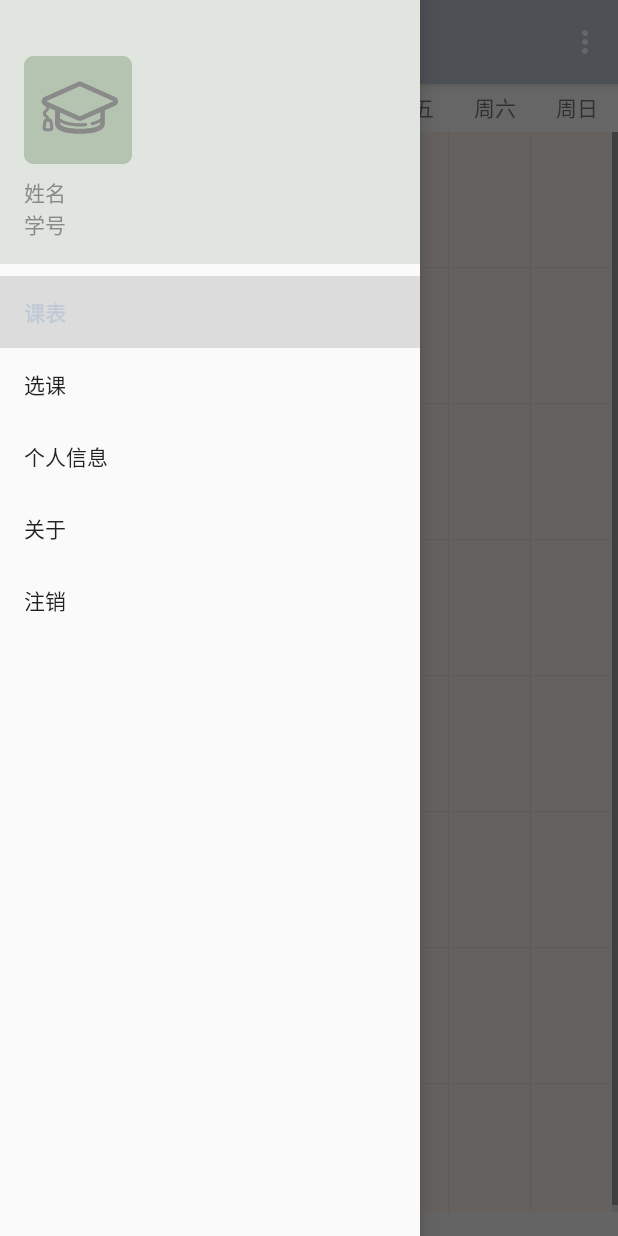
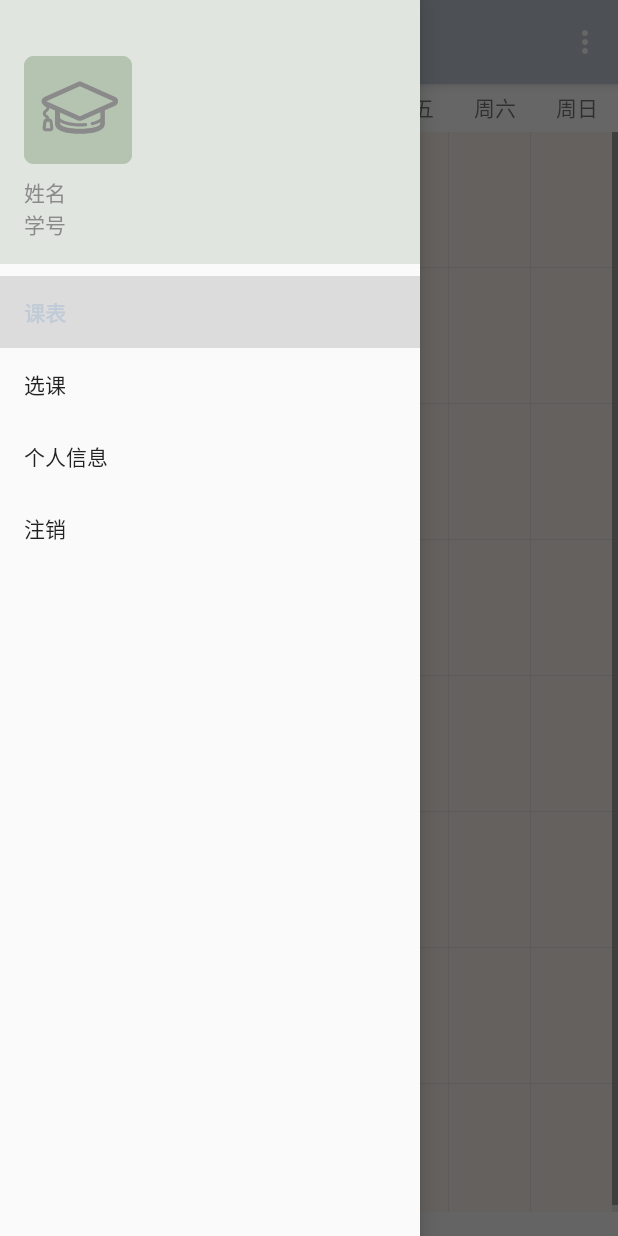
Before and after one commit to fzuiot2015/edu-android, an Android app: the MainActivityForStudent screen opened directly, with no data from a screen before it, with the side drawer open, on a phone screen of 412 x 824 dp. Run offline under Robolectric (Android 15) with nearby library versions, the phone set to English and light mode, and no system bars; 3 statements that could not run were skipped.

Commit message:
other: 暂时删除侧边栏的【关于】菜单项

```diff
--- a/app/src/main/res/menu/activity_main_drawer_for_student.xml
+++ b/app/src/main/res/menu/activity_main_drawer_for_student.xml
@@ -18,10 +18,6 @@
             android:title="个人信息"/>
 
         <item
-            android:id="@+id/nav_about"
-            android:title="关于" />
-
-        <item
             android:id="@+id/nav_logout"
             android:title="注销"/>
 
--- a/app/src/main/res/menu/activity_main_drawer_for_teacher.xml
+++ b/app/src/main/res/menu/activity_main_drawer_for_teacher.xml
@@ -13,10 +13,6 @@
             android:title="个人信息"/>
 
         <item
-            android:id="@+id/nav_about"
-            android:title="关于" />
-
-        <item
             android:id="@+id/nav_logout"
             android:title="注销"/>
 
```
Also changed, not shown: app/src/main/AndroidManifest.xml (+5 -5 lines).
